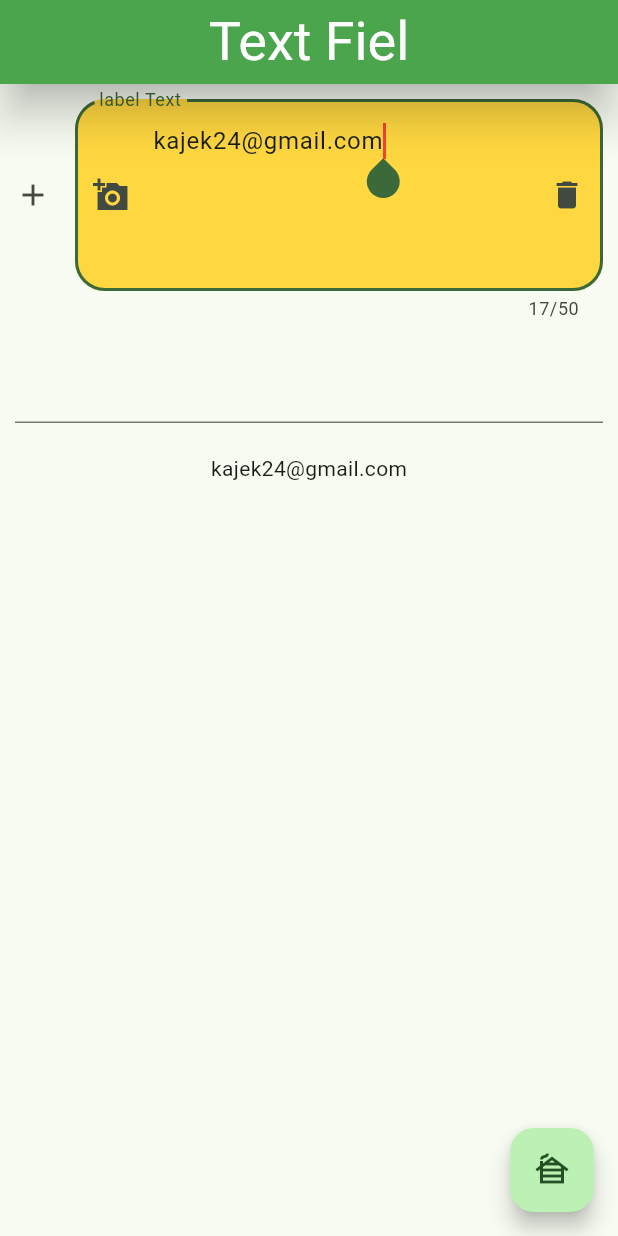
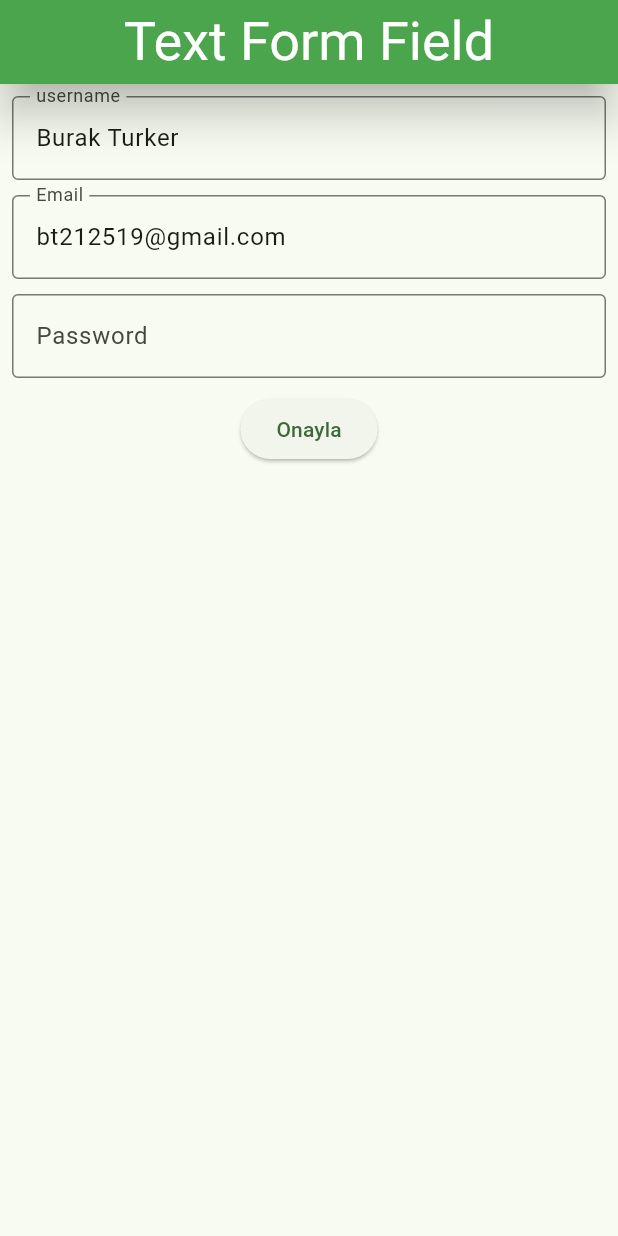
Before and after one commit to BurakTurker1/Flutter_inputs, a Flutter app: the screen it shows after launch, on a phone screen of 412 x 824 dp. Run offline on Flutter 3.47's test engine with Material 3 defaults, Android fonts, the phone set to English and light mode, and no system bars; our stand-ins replace email_validator, flutter_pw_validator.

```diff
--- a/lib/main.dart
+++ b/lib/main.dart
@@ -1,5 +1,6 @@
 import 'package:flutter/material.dart';
 import 'package:flutter_inputs/text_field_islemleri.dart';
+import 'package:flutter_inputs/text_form_field.dart';
 
 void main(List<String> args) {
   runApp(MyApp());
@@ -20,7 +21,8 @@ class MyApp extends StatelessWidget {
             shadowColor: Colors.black,
             elevation: 12 ),
       ),
-      home: Text_Field_islemleri(),
+      home: Text_Form_Field(),
+      //Text_Field_islemleri(),
     );
   }
 }
--- /dev/null
+++ b/lib/text_form_field.dart
@@ -0,0 +1,137 @@
+import 'package:flutter/material.dart';
+import 'package:email_validator/email_validator.dart';
+import 'package:flutter_pw_validator/flutter_pw_validator.dart';
+
+class Text_Form_Field extends StatefulWidget {
+  const Text_Form_Field({super.key});
+
+  @override
+  State<Text_Form_Field> createState() => _Text_Form_FieldState();
+}
+
+class _Text_Form_FieldState extends State<Text_Form_Field> {
+  String _Email = ' ';
+  String _Username = ' ';
+  String _Password = ' ';
+  final _formKey = GlobalKey<FormState>();
+
+  @override
+  Widget build(BuildContext context) {
+    return Scaffold(
+        appBar: AppBar(
+          title: const Text('Text Form Field'),
+        ),
+        body: SingleChildScrollView(
+          child: Form(
+            key: _formKey,
+            // autovalidateMode:
+            //     AutovalidateMode.always, //alttaki validate i aktif ediyo
+            autovalidateMode: AutovalidateMode.onUserInteraction,
+            child: Container(
+              margin: const EdgeInsets.all(8),
+              child: Column(
+                children: [
+                  TextFormField(
+                    keyboardType: TextInputType.text,
+                    initialValue: 'Burak Turker',
+                    decoration: const InputDecoration(
+                        errorStyle: TextStyle(
+                          //hataların tasaarımını ayarlıyosun
+                          color: Colors.red,
+                        ),
+                        labelText: 'username',
+                        hintText: 'username',
+                        border: OutlineInputBorder()),
+                    onSaved: (deger) {
+                      //
+                      _Username = deger!;
+                    },
+                    validator: (deger) {
+                      //burada username 4 karakterden az ise uyarı mesajı veriyor
+                      if (deger!.length < 5) {
+                        return 'username en az 5 karakter olmalidir';
+                      } else {
+                        return null;
+                      }
+                    },
+                  ),
+                  SizedBox(
+                    height: 10, //boxlar arasında boşluk bırakır
+                  ),
+                  TextFormField(
+                    keyboardType: TextInputType.emailAddress,
+                    initialValue: 'bt212519@gmail.com',
+                    decoration: const InputDecoration(
+                        errorStyle: TextStyle(
+                          //hataların tasaarımını ayarlıyosun
+                          color: Colors.red,
+                        ),
+                        labelText: 'Email',
+                        hintText: 'Email',
+                        border: OutlineInputBorder()),
+                    onSaved: (deger) {
+                      _Email = deger!;
+                    },
+                    validator: (deger) {
+                      if (deger!.isEmpty) {
+                        return 'Email boş olamaz';
+                      } else if (!EmailValidator.validate(deger!)) {
+                        return 'Geçerli Bir mail giriniz.';
+                      } else {
+                        return null;
+                      }
+                    },
+                  ),
+                  SizedBox(
+                    height: 10, //boxlar arasında boşluk bırakır
+                  ),
+                  TextFormField(
+                    keyboardType: TextInputType.visiblePassword,
+                    initialValue: '',
+                    decoration: const InputDecoration(
+                        errorStyle: TextStyle(
+                          //hataların tasaarımını ayarlıyosun
+                          color: Colors.red,
+                        ),
+                        labelText: 'Password',
+                        hintText: 'Password',
+                        border: OutlineInputBorder()),
+                    onSaved: (deger) {
+                      _Password = deger!;
+                    },
+                    validator: (deger) {
+                      if (deger!.length < 6) {
+                        return 'sifre en az 6 karakter olmalidir';
+                      } else {
+                        return null;
+                      }
+                    },
+                  ),
+                  SizedBox(
+                    height: 10,
+                  ),
+                  ElevatedButton(
+                      onPressed: () {
+                        bool _validate = _formKey.currentState!.validate();
+                        if (_validate) {
+                          _formKey.currentState!
+                              .save(); // burada save dedigimizde onsaved metotları tetikleniyo ve deyişkenlere veriler aktarılıyo
+                          String result =
+                              'Username: $_Username \nEmail: $_Email \nPassword: $_Password';
+                          ScaffoldMessenger.of(context).showSnackBar(SnackBar(
+                              backgroundColor: Colors.green,
+                              content: Text(
+                                result,
+                                style: TextStyle(fontSize: 25),
+                              )));
+                          _formKey.currentState!.reset();
+                        }
+                      },
+                      child: Text('Onayla')),
+                ],
+              ),
+            ),
+          ),
+        ));
+  }
+}
--- a/pubspec.yaml
+++ b/pubspec.yaml
@@ -28,6 +28,8 @@ environment:
 # the latest version available on pub.dev. To see which dependencies have newer
 # versions available, run `flutter pub outdated`.
 dependencies:
+  email_validator:
+  flutter_pw_validator:
   flutter:
     sdk: flutter
 
```
Also changed, not shown: pubspec.lock.
